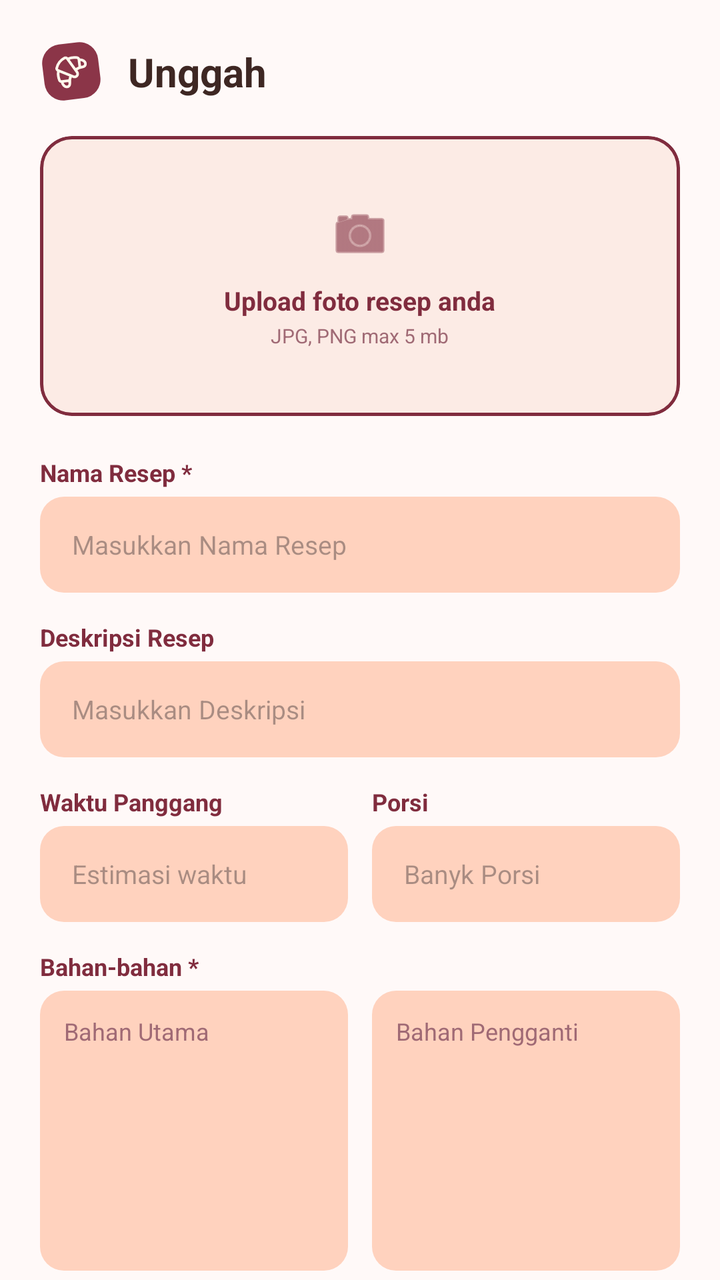
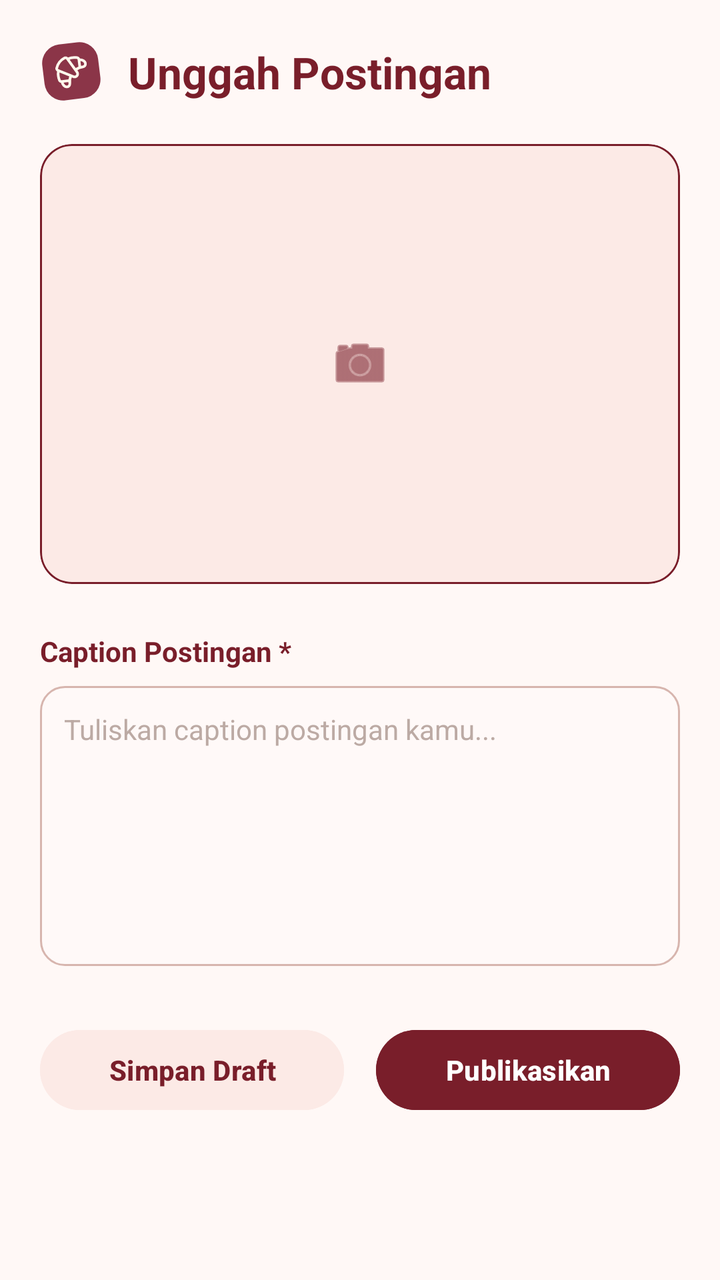

Two renders of the same Android screen: before a commit and after it. Below are the layout's source before the change and the commit's diff.
<!-- AndroidManifest.xml: application theme Theme.Bakerys -->
<!-- res/layout/fragment_unggah.xml -->
<?xml version="1.0" encoding="utf-8"?>
<androidx.core.widget.NestedScrollView
    xmlns:android="http://schemas.android.com/apk/res/android"
    xmlns:app="http://schemas.android.com/apk/res-auto"
    android:layout_width="match_parent"
    android:layout_height="match_parent"
    android:background="#FFF9F8"
    android:fillViewport="true">

    <LinearLayout
        android:layout_width="match_parent"
        android:layout_height="wrap_content"
        android:orientation="vertical"
        android:padding="20dp"
        android:paddingBottom="40dp">

        
        <LinearLayout
            android:layout_width="match_parent"
            android:layout_height="wrap_content"
            android:gravity="center_vertical"
            android:layout_marginBottom="16dp">

            <ImageView
                android:layout_width="32dp"
                android:layout_height="32dp"
                android:src="@drawable/bakery_mark"
                android:contentDescription="Logo" />

            <TextView
                android:layout_width="wrap_content"
                android:layout_height="wrap_content"
                android:layout_marginStart="12dp"
                android:text="Unggah"
                android:textColor="#3E2723"
                android:textSize="20sp"
                android:textStyle="bold" />
        </LinearLayout>

        
        <com.google.android.material.card.MaterialCardView
            android:layout_width="match_parent"
            android:layout_height="140dp"
            android:layout_marginBottom="20dp"
            app:cardBackgroundColor="#FCEBE5"
            app:cardCornerRadius="16dp"
            app:cardElevation="0dp"
            app:strokeColor="#802C3E"
            app:strokeWidth="1.5dp">

            <LinearLayout
                android:layout_width="match_parent"
                android:layout_height="match_parent"
                android:gravity="center"
                android:orientation="vertical">

                <ImageView
                    android:layout_width="32dp"
                    android:layout_height="32dp"
                    android:src="@android:drawable/ic_menu_camera"
                    app:tint="#802C3E"
                    android:contentDescription="Kamera" />

                <TextView
                    android:layout_width="wrap_content"
                    android:layout_height="wrap_content"
                    android:layout_marginTop="8dp"
                    android:text="Upload foto resep anda"
                    android:textColor="#802C3E"
                    android:textSize="13sp"
                    android:textStyle="bold" />

                <TextView
                    android:layout_width="wrap_content"
                    android:layout_height="wrap_content"
                    android:layout_marginTop="2dp"
                    android:text="JPG, PNG max 5 mb"
                    android:textColor="#A06A75"
                    android:textSize="10sp" />
            </LinearLayout>
        </com.google.android.material.card.MaterialCardView>

        
        <TextView android:text="Nama Resep *" android:textColor="#802C3E" android:textSize="12sp" android:textStyle="bold" android:layout_width="wrap_content" android:layout_height="wrap_content" android:layout_marginBottom="4dp"/>

        <EditText
            android:id="@+id/etJudul"
            android:layout_width="match_parent"
            android:layout_height="48dp"
            android:layout_marginBottom="14dp"
            android:background="@drawable/bg_ffd2be_input"
            android:hint="Masukkan Nama Resep"
            android:paddingHorizontal="16dp"
            android:textColor="#3E2723"
            android:textSize="13sp" />

        
        <TextView android:text="Deskripsi Resep" android:textColor="#802C3E" android:textSize="12sp" android:textStyle="bold" android:layout_width="wrap_content" android:layout_height="wrap_content" android:layout_marginBottom="4dp"/>

        <EditText
            android:id="@+id/etDeskripsi"
            android:layout_width="match_parent"
            android:layout_height="48dp"
            android:layout_marginBottom="14dp"
            android:background="@drawable/bg_ffd2be_input"
            android:hint="Masukkan Deskripsi"
            android:paddingHorizontal="16dp"
            android:textColor="#3E2723"
            android:textSize="13sp" />

        
        <LinearLayout
            android:layout_width="match_parent"
            android:layout_height="wrap_content"
            android:layout_marginBottom="14dp"
            android:orientation="horizontal">

            <LinearLayout
                android:layout_width="0dp"
                android:layout_height="wrap_content"
                android:layout_weight="1"
                android:orientation="vertical">
                <TextView android:text="Waktu Panggang" android:textColor="#802C3E" android:textSize="12sp" android:textStyle="bold" android:layout_width="wrap_content" android:layout_height="wrap_content" android:layout_marginBottom="4dp"/>
                <EditText
                    android:layout_width="match_parent"
                    android:layout_height="48dp"
                    android:background="@drawable/bg_ffd2be_input"
                    android:hint="Estimasi waktu"
                    android:paddingHorizontal="16dp"
                    android:textColor="#3E2723"
                    android:textSize="13sp" />
            </LinearLayout>

            <LinearLayout
                android:layout_width="0dp"
                android:layout_height="wrap_content"
                android:layout_weight="1"
                android:layout_marginStart="12dp"
                android:orientation="vertical">
                <TextView android:text="Porsi" android:textColor="#802C3E" android:textSize="12sp" android:textStyle="bold" android:layout_width="wrap_content" android:layout_height="wrap_content" android:layout_marginBottom="4dp"/>
                <EditText
                    android:layout_width="match_parent"
                    android:layout_height="48dp"
                    android:background="@drawable/bg_ffd2be_input"
                    android:hint="Banyk Porsi"
                    android:paddingHorizontal="16dp"
                    android:textColor="#3E2723"
                    android:textSize="13sp" />
            </LinearLayout>
        </LinearLayout>

        
        <TextView android:text="Bahan-bahan *" android:textColor="#802C3E" android:textSize="12sp" android:textStyle="bold" android:layout_width="wrap_content" android:layout_height="wrap_content" android:layout_marginBottom="4dp"/>

        <LinearLayout
            android:layout_width="match_parent"
            android:layout_height="wrap_content"
            android:layout_marginBottom="14dp"
            android:orientation="horizontal">

            
            <EditText
                android:layout_width="0dp"
                android:layout_height="140dp"
                android:layout_weight="1"
                android:background="@drawable/bg_ffd2be_input"
                android:gravity="top|start"
                android:hint="Bahan Utama"
                android:padding="12dp"
                android:textColor="#3E2723"
                android:textColorHint="#A06A75"
                android:textSize="12sp" />

            
            <EditText
                android:layout_width="0dp"
                android:layout_height="140dp"
                android:layout_weight="1"
                android:layout_marginStart="12dp"
                android:background="@drawable/bg_ffd2be_input"
                android:gravity="top|start"
                android:hint="Bahan Pengganti"
                android:padding="12dp"
                android:textColor="#3E2723"
                android:textColorHint="#A06A75"
                android:textSize="12sp" />
        </LinearLayout>

        
        <TextView android:text="Langkah Memasak *" android:textColor="#802C3E" android:textSize="12sp" android:textStyle="bold" android:layout_width="wrap_content" android:layout_height="wrap_content" android:layout_marginBottom="4dp"/>
        <EditText
            android:layout_width="match_parent"
            android:layout_height="180dp"
            android:layout_marginBottom="24dp"
            android:background="@drawable/bg_ffd2be_input"
            android:gravity="top|start"
            android:hint="Tulis Langkah Membuat"
            android:padding="12dp"
            android:textColor="#3E2723"
            android:textSize="13sp" />

        
        <LinearLayout
            android:layout_width="match_parent"
            android:layout_height="wrap_content"
            android:orientation="horizontal">

            <com.google.android.material.button.MaterialButton
                android:id="@+id/btnPublikasikan"
                android:layout_width="0dp"
                android:layout_height="50dp"
                android:layout_weight="1"
                android:backgroundTint="#802C3E"
                android:text="Publikasikan Resep"
                android:textAllCaps="false"
                android:textColor="#FFF9F8"
                android:textSize="12sp"
                app:cornerRadius="16dp" />

            <com.google.android.material.button.MaterialButton
                android:id="@+id/btnSimpanDraft"
                style="@style/Widget.Material3.Button.OutlinedButton"
                android:layout_width="0dp"
                android:layout_height="50dp"
                android:layout_weight="1"
                android:layout_marginStart="12dp"
                android:backgroundTint="#802C3E"
                android:text="Simpan Sebagai Draft"
                android:textAllCaps="false"
                android:textColor="#FFF9F8"
                android:textSize="12sp"
                app:cornerRadius="16dp" />
        </LinearLayout>

    </LinearLayout>
</androidx.core.widget.NestedScrollView>
<!-- resources referenced by this layout -->
<resources>
  <!-- drawable bakery_mark: vector/xml drawable (drawable, 2098 chars, omitted) -->
  <!-- drawable bg_ffd2be_input (drawable) -->
  <?xml version="1.0" encoding="utf-8"?>
  <shape xmlns:android="http://schemas.android.com/apk/res/android"
      android:shape="rectangle">
      <solid android:color="#FFD2BE" />
      <corners android:radius="12dp" />
  </shape>
  <style name="Theme.Bakerys" parent="Base.Theme.Bakerys" />
  <style name="Base.Theme.Bakerys" parent="Theme.Material3.DayNight.NoActionBar">
          
          
  
          
          <item name="android:statusBarColor">@android:color/transparent</item>
          <item name="android:navigationBarColor">@android:color/transparent</item>
          <item name="android:windowLightStatusBar">true</item>
      </style>
</resources>

<!-- the commit's change to res/layout/fragment_unggah.xml (unified diff, before → after) -->
@@ -1,236 +1,115 @@
 <?xml version="1.0" encoding="utf-8"?>
-<androidx.core.widget.NestedScrollView
-    xmlns:android="http://schemas.android.com/apk/res/android"
+<ScrollView xmlns:android="http://schemas.android.com/apk/res/android"
     xmlns:app="http://schemas.android.com/apk/res-auto"
     android:layout_width="match_parent"
     android:layout_height="match_parent"
-    android:background="#FFF9F8"
+    android:background="#FFF8F6"
     android:fillViewport="true">
 
     <LinearLayout
         android:layout_width="match_parent"
         android:layout_height="wrap_content"
         android:orientation="vertical"
-        android:padding="20dp"
-        android:paddingBottom="40dp">
+        android:padding="20dp">
 
         
         <LinearLayout
             android:layout_width="match_parent"
             android:layout_height="wrap_content"
             android:gravity="center_vertical"
-            android:layout_marginBottom="16dp">
+            android:orientation="horizontal"
+            android:layout_marginBottom="20dp">
 
             <ImageView
                 android:layout_width="32dp"
                 android:layout_height="32dp"
-                android:src="@drawable/bakery_mark"
-                android:contentDescription="Logo" />
+                android:src="@drawable/bakery_mark" />
 
             <TextView
                 android:layout_width="wrap_content"
                 android:layout_height="wrap_content"
                 android:layout_marginStart="12dp"
-                android:text="Unggah"
-                android:textColor="#3E2723"
-                android:textSize="20sp"
+                android:text="Unggah Postingan"
+                android:textColor="#791E2A"
+                android:textSize="22sp"
                 android:textStyle="bold" />
         </LinearLayout>
 
         
         <com.google.android.material.card.MaterialCardView
+            android:id="@+id/btnUploadFoto"
             android:layout_width="match_parent"
-            android:layout_height="140dp"
-            android:layout_marginBottom="20dp"
-            app:cardBackgroundColor="#FCEBE5"
+            android:layout_height="220dp"
+            android:layout_marginBottom="24dp"
+            app:cardBackgroundColor="#FCEAE6"
             app:cardCornerRadius="16dp"
-            app:cardElevation="0dp"
-            app:strokeColor="#802C3E"
-            app:strokeWidth="1.5dp">
+            app:strokeColor="#791E2A"
+            app:strokeWidth="1dp">
 
-            <LinearLayout
+            <ImageView
+                android:id="@+id/ivPreviewFoto"
                 android:layout_width="match_parent"
                 android:layout_height="match_parent"
-                android:gravity="center"
-                android:orientation="vertical">
-
-                <ImageView
-                    android:layout_width="32dp"
-                    android:layout_height="32dp"
-                    android:src="@android:drawable/ic_menu_camera"
-                    app:tint="#802C3E"
-                    android:contentDescription="Kamera" />
-
-                <TextView
-                    android:layout_width="wrap_content"
-                    android:layout_height="wrap_content"
-                    android:layout_marginTop="8dp"
-                    android:text="Upload foto resep anda"
-                    android:textColor="#802C3E"
-                    android:textSize="13sp"
-                    android:textStyle="bold" />
-
-                <TextView
-                    android:layout_width="wrap_content"
-                    android:layout_height="wrap_content"
-                    android:layout_marginTop="2dp"
-                    android:text="JPG, PNG max 5 mb"
-                    android:textColor="#A06A75"
-                    android:textSize="10sp" />
-            </LinearLayout>
+                android:scaleType="center"
+                android:src="@android:drawable/ic_menu_camera"
+                app:tint="#791E2A" />
         </com.google.android.material.card.MaterialCardView>
 
         
-        <TextView android:text="Nama Resep *" android:textColor="#802C3E" android:textSize="12sp" android:textStyle="bold" android:layout_width="wrap_content" android:layout_height="wrap_content" android:layout_marginBottom="4dp"/>
-
-        <EditText
-            android:id="@+id/etJudul"
-            android:layout_width="match_parent"
-            android:layout_height="48dp"
-            android:layout_marginBottom="14dp"
-            android:background="@drawable/bg_ffd2be_input"
-            android:hint="Masukkan Nama Resep"
-            android:paddingHorizontal="16dp"
-            android:textColor="#3E2723"
-            android:textSize="13sp" />
+        <TextView
+            android:layout_width="wrap_content"
+            android:layout_height="wrap_content"
+            android:text="Caption Postingan *"
+            android:textColor="#791E2A"
+            android:textSize="14sp"
+            android:textStyle="bold"
+            android:layout_marginBottom="8dp" />
 
         
-        <TextView android:text="Deskripsi Resep" android:textColor="#802C3E" android:textSize="12sp" android:textStyle="bold" android:layout_width="wrap_content" android:layout_height="wrap_content" android:layout_marginBottom="4dp"/>
-
         <EditText
-            android:id="@+id/etDeskripsi"
+            android:id="@+id/etCaption"
             android:layout_width="match_parent"
-            android:layout_height="48dp"
-            android:layout_marginBottom="14dp"
-            android:background="@drawable/bg_ffd2be_input"
-            android:hint="Masukkan Deskripsi"
-            android:paddingHorizontal="16dp"
+            android:layout_height="140dp"
+            android:background="@drawable/bg_input_field"
+            android:gravity="top|start"
+            android:hint="Tuliskan caption postingan kamu..."
+            android:inputType="textMultiLine"
+            android:padding="12dp"
             android:textColor="#3E2723"
-            android:textSize="13sp" />
+            android:textColorHint="#BCAAA4"
+            android:textSize="14sp" />
 
         
         <LinearLayout
             android:layout_width="match_parent"
             android:layout_height="wrap_content"
-            android:layout_marginBottom="14dp"
+            android:layout_marginTop="28dp"
             android:orientation="horizontal">
 
-            <LinearLayout
+            <Button
+                android:id="@+id/btnSimpanDraft"
                 android:layout_width="0dp"
-                android:layout_height="wrap_content"
+                android:layout_height="48dp"
+                android:layout_marginEnd="8dp"
                 android:layout_weight="1"
-                android:orientation="vertical">
-                <TextView android:text="Waktu Panggang" android:textColor="#802C3E" android:textSize="12sp" android:textStyle="bold" android:layout_width="wrap_content" android:layout_height="wrap_content" android:layout_marginBottom="4dp"/>
-                <EditText
-                    android:layout_width="match_parent"
-                    android:layout_height="48dp"
-                    android:background="@drawable/bg_ffd2be_input"
-                    android:hint="Estimasi waktu"
-                    android:paddingHorizontal="16dp"
-                    android:textColor="#3E2723"
-                    android:textSize="13sp" />
-            </LinearLayout>
+                android:backgroundTint="#FCEAE6"
+                android:text="Simpan Draft"
+                android:textColor="#791E2A"
+                android:textStyle="bold"
+                app:cornerRadius="24dp" />
 
-            <LinearLayout
-                android:layout_width="0dp"
-                android:layout_height="wrap_content"
-                android:layout_weight="1"
-                android:layout_marginStart="12dp"
-                android:orientation="vertical">
-                <TextView android:text="Porsi" android:textColor="#802C3E" android:textSize="12sp" android:textStyle="bold" android:layout_width="wrap_content" android:layout_height="wrap_content" android:layout_marginBottom="4dp"/>
-                <EditText
-                    android:layout_width="match_parent"
-                    android:layout_height="48dp"
-                    android:background="@drawable/bg_ffd2be_input"
-                    android:hint="Banyk Porsi"
-                    android:paddingHorizontal="16dp"
-                    android:textColor="#3E2723"
-                    android:textSize="13sp" />
-            </LinearLayout>
-        </LinearLayout>
-
-        
-        <TextView android:text="Bahan-bahan *" android:textColor="#802C3E" android:textSize="12sp" android:textStyle="bold" android:layout_width="wrap_content" android:layout_height="wrap_content" android:layout_marginBottom="4dp"/>
-
-        <LinearLayout
-            android:layout_width="match_parent"
-            android:layout_height="wrap_content"
-            android:layout_marginBottom="14dp"
-            android:orientation="horizontal">
-
-            
-            <EditText
-                android:layout_width="0dp"
-                android:layout_height="140dp"
-                android:layout_weight="1"
-                android:background="@drawable/bg_ffd2be_input"
-                android:gravity="top|start"
-                android:hint="Bahan Utama"
-                android:padding="12dp"
-                android:textColor="#3E2723"
-                android:textColorHint="#A06A75"
-                android:textSize="12sp" />
-
-            
-            <EditText
-                android:layout_width="0dp"
-                android:layout_height="140dp"
-                android:layout_weight="1"
-                android:layout_marginStart="12dp"
-                android:background="@drawable/bg_ffd2be_input"
-                android:gravity="top|start"
-                android:hint="Bahan Pengganti"
-                android:padding="12dp"
-                android:textColor="#3E2723"
-                android:textColorHint="#A06A75"
-                android:textSize="12sp" />
-        </LinearLayout>
-
-        
-        <TextView android:text="Langkah Memasak *" android:textColor="#802C3E" android:textSize="12sp" android:textStyle="bold" android:layout_width="wrap_content" android:layout_height="wrap_content" android:layout_marginBottom="4dp"/>
-        <EditText
-            android:layout_width="match_parent"
-            android:layout_height="180dp"
-            android:layout_marginBottom="24dp"
-            android:background="@drawable/bg_ffd2be_input"
-            android:gravity="top|start"
-            android:hint="Tulis Langkah Membuat"
-            android:padding="12dp"
-            android:textColor="#3E2723"
-            android:textSize="13sp" />
-
-        
-        <LinearLayout
-            android:layout_width="match_parent"
-            android:layout_height="wrap_content"
-            android:orientation="horizontal">
-
-            <com.google.android.material.button.MaterialButton
+            <Button
                 android:id="@+id/btnPublikasikan"
                 android:layout_width="0dp"
-                android:layout_height="50dp"
+                android:layout_height="48dp"
+                android:layout_marginStart="8dp"
                 android:layout_weight="1"
-                android:backgroundTint="#802C3E"
-                android:text="Publikasikan Resep"
-                android:textAllCaps="false"
-                android:textColor="#FFF9F8"
-                android:textSize="12sp"
-                app:cornerRadius="16dp" />
-
-            <com.google.android.material.button.MaterialButton
-                android:id="@+id/btnSimpanDraft"
-                style="@style/Widget.Material3.Button.OutlinedButton"
-                android:layout_width="0dp"
-                android:layout_height="50dp"
-                android:layout_weight="1"
-                android:layout_marginStart="12dp"
-                android:backgroundTint="#802C3E"
-                android:text="Simpan Sebagai Draft"
-                android:textAllCaps="false"
-                android:textColor="#FFF9F8"
-                android:textSize="12sp"
-                app:cornerRadius="16dp" />
+                android:backgroundTint="#791E2A"
+                android:text="Publikasikan"
+                android:textColor="#FFFFFF"
+                android:textStyle="bold"
+                app:cornerRadius="24dp" />
         </LinearLayout>
 
     </LinearLayout>
-</androidx.core.widget.NestedScrollView>
+</ScrollView>
<!-- resource entries referenced after the edit -->
@@ -1,12 +1,15 @@
 <!-- resources referenced by this layout -->
 <resources>
   <!-- drawable bakery_mark: vector/xml drawable (drawable, 2098 chars, omitted) -->
-  <!-- drawable bg_ffd2be_input (drawable) -->
+  <!-- drawable bg_input_field (drawable) -->
   <?xml version="1.0" encoding="utf-8"?>
   <shape xmlns:android="http://schemas.android.com/apk/res/android"
       android:shape="rectangle">
-      <solid android:color="#FFD2BE" />
+      <solid android:color="#FFF9F8" />
       <corners android:radius="12dp" />
+      <stroke
+          android:width="1dp"
+          android:color="#D7B5AE" />
   </shape>
   <style name="Theme.Bakerys" parent="Base.Theme.Bakerys" />
   <style name="Base.Theme.Bakerys" parent="Theme.Material3.DayNight.NoActionBar">
